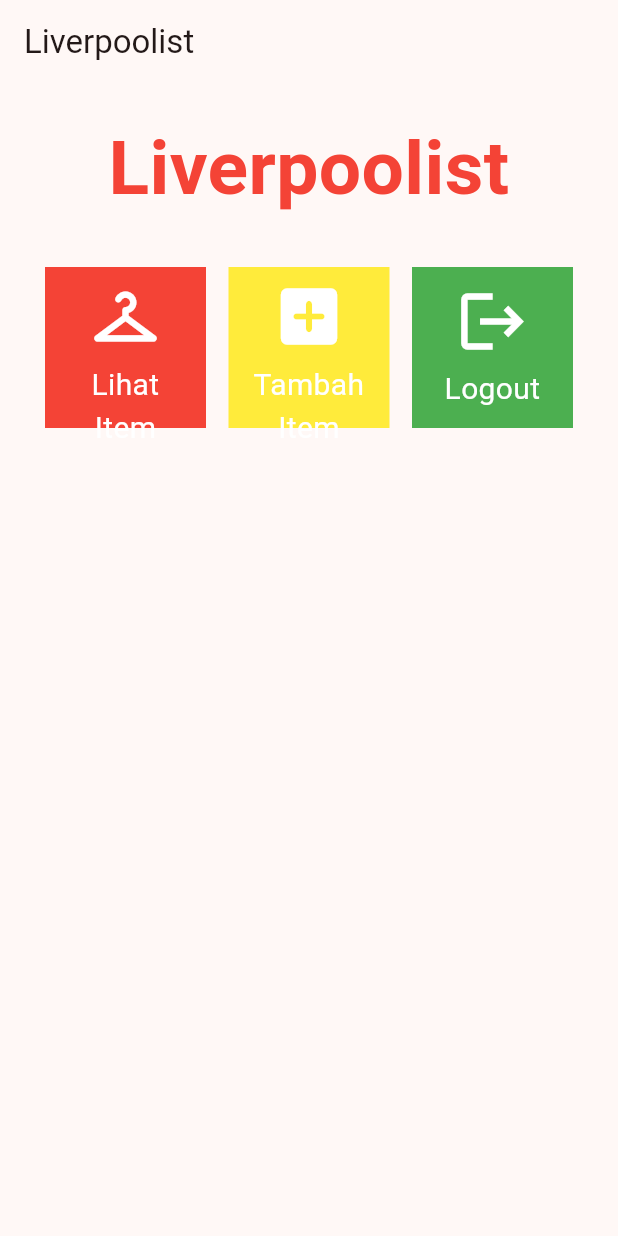
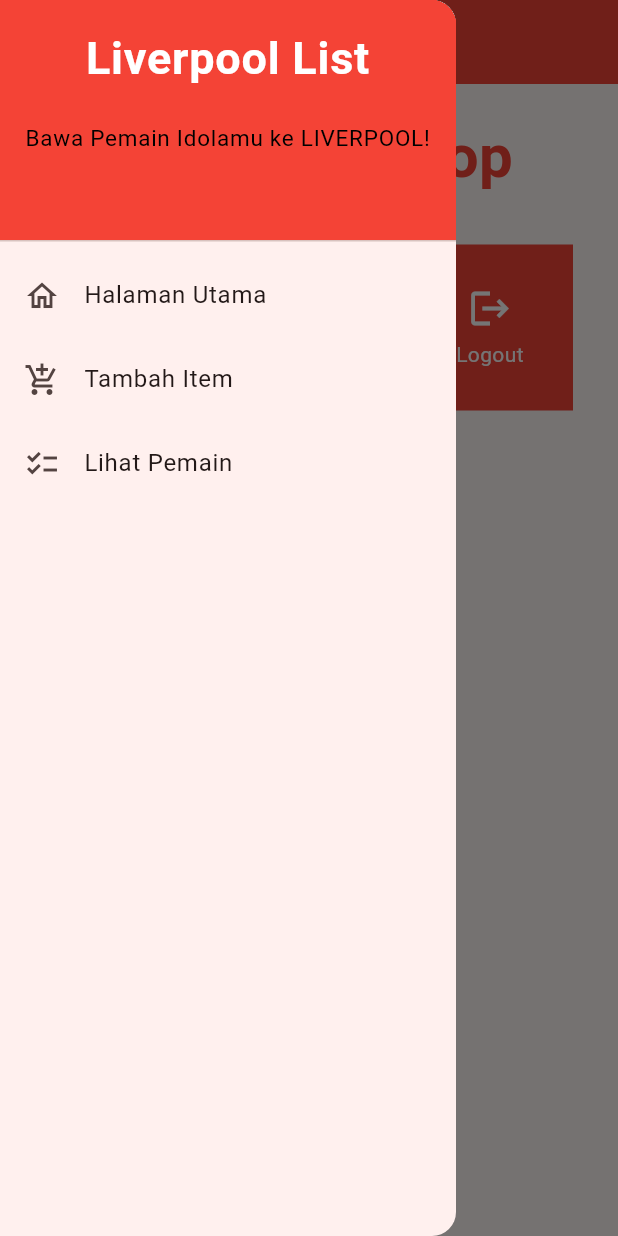
Before and after one commit to CaesarJustitio/liverpool-list-mobile, a Flutter app: the screen it shows after launch, with the side drawer open (before the commit the screen has no drawer), on a phone screen of 412 x 824 dp. Run offline on Flutter 3.47's test engine with Material 2 defaults, Android fonts, the phone set to English and light mode, and no system bars.

Commit message:
tugas 8 sudah

```diff
--- a/lib/main.dart
+++ b/lib/main.dart
@@ -1,5 +1,5 @@
 import 'package:flutter/material.dart';
-import 'package:liverpool_list/menu.dart';
+import 'package:liverpool_list/screens/menu.dart';
 
 void main() {
   runApp(const MyApp());
--- a/lib/menu.dart
+++ /dev/null
@@ -1,109 +0,0 @@
-import 'package:flutter/material.dart';
-
-class MyHomePage extends StatelessWidget {
-  MyHomePage({Key? key}) : super(key: key);
-
-  final List<LiverpoolistItem> items = [
-    LiverpoolistItem("Lihat Item", Icons.checkroom_rounded, Colors.red),
-    LiverpoolistItem("Tambah Item", Icons.add_box_rounded,Colors.yellow),
-    LiverpoolistItem("Logout", Icons.logout, Colors.green),
-  ];
-
-  @override
-  Widget build(BuildContext context) {
-    return Scaffold(
-      appBar: AppBar(
-        title: const Text(
-          'Liverpoolist',
-        ),
-      ),
-      body: SingleChildScrollView(
-        child: Padding(
-          padding: const EdgeInsets.all(10.0),
-          child: Column(
-            children: <Widget>[
-              const Padding(
-                padding: EdgeInsets.only(top: 10.0, bottom: 10.0),
-                // Widget Text untuk menampilkan tulisan dengan alignment center dan style yang sesuai
-                child: Text(
-                  'Liverpoolist',
-                  textAlign: TextAlign.center,
-                  style: TextStyle(
-                    color: Colors.red,
-                    fontSize: 50,
-                    fontWeight: FontWeight.bold,
-                  ),
-                ),
-              ),
-              // Grid layout
-              GridView.count(
-                primary: true,
-                padding: const EdgeInsets.all(20),
-                crossAxisSpacing: 15,
-                mainAxisSpacing: 15,
-                crossAxisCount: 3,
-                shrinkWrap: true,
-                children: items.map((LiverpoolistItem item) {
-                  return LiverpoolCard(item);
-                }).toList(),
-              ),
-            ],
-          ),
-        ),
-      ),
-    );
-  }
-}
-
-class  LiverpoolistItem {
-  final String name;
-  final IconData icon;
-  final Color color;
-
-  LiverpoolistItem(this.name, this.icon, this.color);
-}
-
-class LiverpoolCard extends StatelessWidget {
-  final LiverpoolistItem item;
-
-  const LiverpoolCard(this.item, {super.key});
-
-  @override
-  Widget build(BuildContext context) {
-    return Material(
-      color: item.color,
-      child: InkWell(
-        // responsive
-        onTap: () {
-          // Memunculkan SnackBar ketika diklik
-          ScaffoldMessenger.of(context)
-            ..hideCurrentSnackBar()
-            ..showSnackBar(SnackBar(
-                content: Text("Kamu telah menekan tombol ${item.name}!")));
-        },
-        child: Container(
-          // Container untuk menyimpan Icon dan Text
-          padding: const EdgeInsets.all(8),
-          child: Center(
-            child: Column(
-              mainAxisAlignment: MainAxisAlignment.center,
-              children: [
-                Icon(
-                  item.icon,
-                  color: Colors.white,
-                  size: 50.0,
-                ),
-                const Padding(padding: EdgeInsets.all(3)),
-                Text(
-                  item.name,
-                  textAlign: TextAlign.center,
-                  style: const TextStyle(color: Colors.white, fontSize: 20),
-                ),
-              ],
-            ),
-          ),
-        ),
-      ),
-    );
-  }
-}
--- /dev/null
+++ b/lib/screens/menu.dart
@@ -0,0 +1,64 @@
+import 'package:flutter/material.dart';
+import 'package:liverpool_list/widgets/left_drawer.dart';
+import 'package:liverpool_list/widgets/liv_card.dart';
+
+class MyHomePage extends StatelessWidget {
+  MyHomePage({Key? key}) : super(key: key);
+
+  final List<LiverpoolistItem> items = [
+    LiverpoolistItem("Lihat Pemain", Icons.checklist),
+    LiverpoolistItem("Tambah Pemain", Icons.add_shopping_cart),
+    LiverpoolistItem("Logout", Icons.logout),
+  ];
+
+  @override
+  Widget build(BuildContext context) {
+    return Scaffold(
+      appBar: AppBar(
+        title: const Text(
+          'Liverpool List',
+          style: TextStyle(color: Colors.white),
+        ),
+        backgroundColor: Colors.red,
+      ),
+      drawer: const LeftDrawer(),
+      body: SingleChildScrollView(
+        // Widget wrapper yang dapat discroll
+        child: Padding(
+          padding: const EdgeInsets.all(10.0),
+          child: Column(
+            // Widget untuk menampilkan children secara vertikal
+            children: <Widget>[
+              const Padding(
+                padding: EdgeInsets.only(top: 10.0, bottom: 10.0),
+                child: Text(
+                  'Liverpool Shop',
+                  textAlign: TextAlign.center,
+                  style: TextStyle(
+                    color: Colors.red,
+                    fontSize: 40,
+                    fontWeight: FontWeight.bold,
+                  ),
+                ),
+              ),
+              // Grid layout
+              GridView.count(
+                // Container pada card kita.
+                primary: true,
+                padding: const EdgeInsets.all(20),
+                crossAxisSpacing: 10,
+                mainAxisSpacing: 10,
+                crossAxisCount: 3,
+                shrinkWrap: true,
+                children: items.map((LiverpoolistItem item) {
+                  // Iterasi untuk setiap item
+                  return LiverpoolCard(item);
+                }).toList(),
+              ),
+            ],
+          ),
+        ),
+      ),
+    );
+  }
+}
--- /dev/null
+++ b/lib/widgets/left_drawer.dart
@@ -0,0 +1,82 @@
+import 'package:flutter/material.dart';
+import 'package:liverpool_list/screens/liverpoolist_form.dart';
+import 'package:liverpool_list/screens/show_data_page.dart';
+import 'package:liverpool_list/screens/menu.dart';
+// TODO: Impor halaman ShopFormPage jika sudah dibuat
+
+class LeftDrawer extends StatelessWidget {
+  const LeftDrawer({super.key});
+
+  @override
+  Widget build(BuildContext context) {
+    return Drawer(
+      child: ListView(
+        children: [
+          const DrawerHeader(
+            // TODO: Bagian drawer header
+            decoration: BoxDecoration(
+              color: Colors.red,
+            ),
+            child: Column(
+              children: [
+                Text(
+                  'Liverpool List',
+                  textAlign: TextAlign.center,
+                  style: TextStyle(
+                    fontSize: 30,
+                    fontWeight: FontWeight.bold,
+                    color: Colors.white,
+                  ),
+                ),
+                Padding(padding: EdgeInsets.all(10)),
+                Text(
+                  "Bawa Pemain Idolamu ke LIVERPOOL!",
+                    textAlign: TextAlign.center,
+                    style: TextStyle(
+                    fontSize: 15,
+                    color: Colors.black,
+                    fontWeight: FontWeight.normal),
+                ),
+              ],
+            ),
+          ),
+          // TODO: Bagian routing
+          ListTile(
+            leading: const Icon(Icons.home_outlined),
+            title: const Text('Halaman Utama'),
+            // Bagian redirection ke MyHomePage
+            onTap: () {
+              Navigator.pushReplacement(
+                  context,
+                  MaterialPageRoute(
+                    builder: (context) => MyHomePage(),
+                  ));
+            },
+          ),
+          ListTile(
+            leading: const Icon(Icons.add_shopping_cart),
+            title: const Text('Tambah Item'),
+            onTap: () {
+              Navigator.push(
+                  context,
+                  MaterialPageRoute(
+                    builder: (context) => const ShopFormPage(),
+                  ));
+            },
+          ),
+          ListTile(
+            leading: const Icon(Icons.checklist),
+            title: const Text('Lihat Pemain'),
+            onTap: () {
+              Navigator.push(
+                  context,
+                  MaterialPageRoute(
+                    builder: (context) => PlayerListPage()
+                  ));
+            },
+          ),
+        ],
+      ),
+    );
+  }
+}
--- /dev/null
+++ b/lib/widgets/liv_card.dart
@@ -0,0 +1,84 @@
+import 'package:flutter/material.dart';
+import 'package:liverpool_list/screens/liverpoolist_form.dart';
+import 'package:liverpool_list/screens/show_data_page.dart';
+
+class LiverpoolistItem {
+  final String name;
+  final IconData icon;
+
+  LiverpoolistItem(this.name, this.icon);
+}
+
+class Player {
+  final String name;
+  final String formerclub;
+  final int marketprice;
+  final String position;
+  final int goals;
+
+  Player({
+    required this.name,
+    required this.formerclub,
+    required this.marketprice,
+    required this.position,
+    required this.goals,
+  });
+}
+
+class LiverpoolCard extends StatelessWidget {
+  final LiverpoolistItem item;
+
+  const LiverpoolCard(this.item, {super.key}); // Constructor
+
+  @override
+  Widget build(BuildContext context) {
+    return Material(
+      color: Colors.red,
+      child: InkWell(
+        onTap: () {
+          // Memunculkan SnackBar ketika diklik
+          ScaffoldMessenger.of(context)
+            ..hideCurrentSnackBar()
+            ..showSnackBar(SnackBar(
+                content: Text("Kamu telah menekan tombol ${item.name}!")));
+
+          if (item.name == "Tambah Pemain") {
+            Navigator.push(
+              context,
+              MaterialPageRoute(builder: (context) => ShopFormPage()),
+            );
+          };
+
+          if (item.name == "Lihat Pemain") {
+            Navigator.push(
+              context,
+              MaterialPageRoute(builder: (context) => PlayerListPage()),
+            );
+          };
+        },
+        child: Container(
+          // Container untuk menyimpan Icon dan Text
+          padding: const EdgeInsets.all(8),
+          child: Center(
+            child: Column(
+              mainAxisAlignment: MainAxisAlignment.center,
+              children: [
+                Icon(
+                  item.icon,
+                  color: Colors.white,
+                  size: 30.0,
+                ),
+                const Padding(padding: EdgeInsets.all(3)),
+                Text(
+                  item.name,
+                  textAlign: TextAlign.center,
+                  style: const TextStyle(color: Colors.white),
+                ),
+              ],
+            ),
+          ),
+        ),
+      ),
+    );
+  }
+}
```
Also changed, not shown: lib/screens/liverpoolist_form.dart (added, +222 -0 lines), lib/screens/show_data_page.dart (added, +102 -0 lines), 1 other file.
